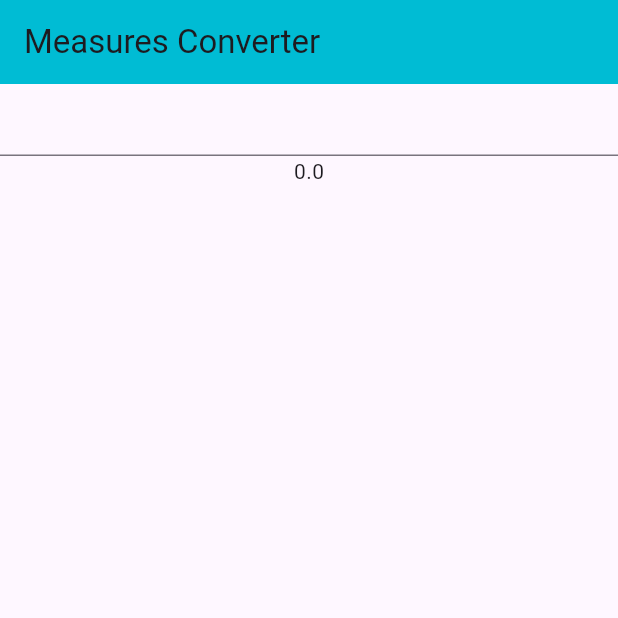
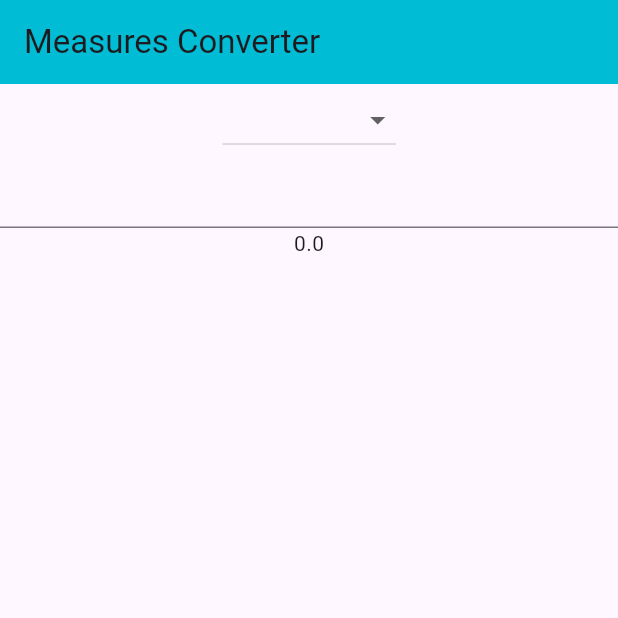
Before and after one commit to anasassad/Unit-Converter, a Flutter app: the screen it shows after launch, on a phone screen of 412 x 824 dp, the top half of it. Run offline on Flutter 3.47's test engine with Material 3 defaults, Android fonts, the phone set to English and light mode, and no system bars.

Commit message:
Creating a DropdownButton widget

```diff
--- a/lib/main.dart
+++ b/lib/main.dart
@@ -13,6 +13,17 @@ class MyApp extends StatefulWidget {
 
 class MyAppState extends State<MyApp> {
   late double _numberFrom;
+
+  final List<String> _measures = [
+    'meters',
+    'kilometers',
+    'grams',
+    'kilograms',
+    'feet',
+    'miles',
+    'pounds (lbs)',
+    'ounces'
+  ];
 
   @override
   void initState() {
@@ -32,6 +43,14 @@ class MyAppState extends State<MyApp> {
         body: Center(
             child: Column(
           children: [
+            DropdownButton(
+                items: _measures.map((String value) {
+                  return DropdownMenuItem<String>(
+                    value: value,
+                    child: Text(value),
+                  );
+                }).toList(),
+                onChanged: (_) {}),
             TextField(
               onChanged: (text) {
                 var v = double.tryParse(text);
```
